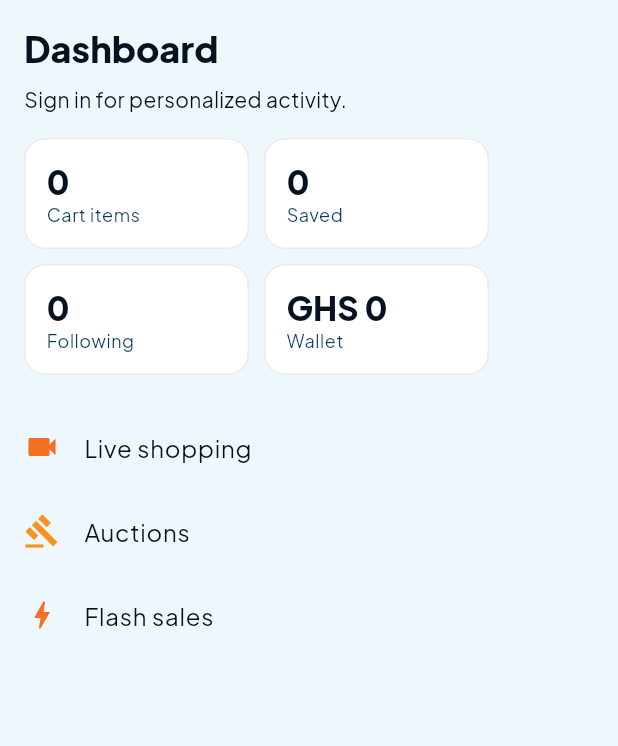
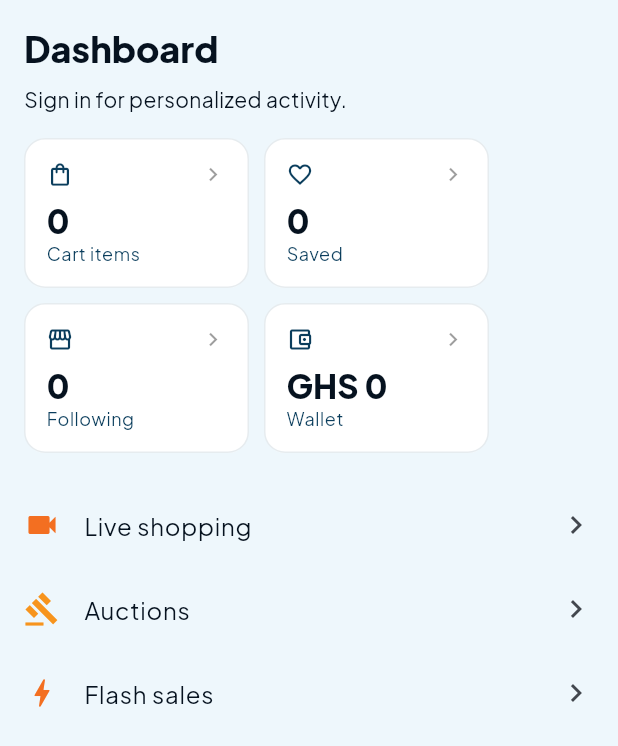
Before and after one commit to felixamay/hubsom, a Flutter app: the DashboardPage widget shown alone on an empty page, opened directly, on a phone screen of 412 x 824 dp. Shown: the top 746 px of the screen. Run offline on Flutter 3.47's test engine with Material 3 defaults, Android fonts, the phone set to English and light mode, and no system bars; our stand-ins replace cached_network_image, cloud_firestore, dio, equatable, firebase_core, firebase_messaging and 12 more; missing offline and left inert: agora_rtc_engine, dart:js_interop, dart:ui_web; accounts and stored records are empty; network calls fail.

Commit message:
feat(dashboard): make cart, saved, following, and wallet tappable
Dashboard stat tiles now open Cart, Saved products, Following, and Wallet.

Co-authored-by: felixamay <felixamay@users.noreply.github.com>

```diff
--- a/hubsom_app/lib/features/dashboard/dashboard_page.dart
+++ b/hubsom_app/lib/features/dashboard/dashboard_page.dart
@@ -2,6 +2,7 @@ import 'package:flutter/material.dart';
 import 'package:flutter_riverpod/flutter_riverpod.dart';
 import 'package:go_router/go_router.dart';
 
+import '../../core/auth/require_auth.dart';
 import '../../core/providers/core_providers.dart';
 import '../../core/theme/hubsom_colors.dart';
 
@@ -15,33 +16,100 @@ class DashboardPage extends ConsumerWidget {
     return ListView(
       padding: const EdgeInsets.fromLTRB(16, 16, 16, 100),
       children: [
-        Text('Dashboard', style: Theme.of(context).textTheme.headlineSmall?.copyWith(fontWeight: FontWeight.w900)),
+        Text(
+          'Dashboard',
+          style: Theme.of(context).textTheme.headlineSmall?.copyWith(
+                fontWeight: FontWeight.w900,
+              ),
+        ),
         const SizedBox(height: 8),
-        Text(user == null ? 'Sign in for personalized activity.' : 'Welcome back, ${user.name}.'),
+        Text(
+          user == null
+              ? 'Sign in for personalized activity.'
+              : 'Welcome back, ${user.name}.',
+        ),
         const SizedBox(height: 16),
-        Wrap(spacing: 10, runSpacing: 10, children: [
-          _stat(context, 'Cart items', '$cartCount'),
-          _stat(context, 'Saved', '${user?.savedProductIds.length ?? 0}'),
-          _stat(context, 'Following', '${user?.followingSellerIds.length ?? 0}'),
-          _stat(context, 'Wallet', 'GHS ${(user?.walletBalanceGhs ?? 0).toStringAsFixed(0)}'),
-        ]),
+        Wrap(
+          spacing: 10,
+          runSpacing: 10,
+          children: [
+            _stat(
+              context,
+              label: 'Cart items',
+              value: '$cartCount',
+              icon: Icons.shopping_bag_outlined,
+              onTap: () => context.push('/cart'),
+            ),
+            _stat(
+              context,
+              label: 'Saved',
+              value: '${user?.savedProductIds.length ?? 0}',
+              icon: Icons.favorite_border,
+              onTap: () {
+                if (!ensureSignedIn(
+                  context,
+                  ref,
+                  message: 'Sign in to see saved products',
+                )) {
+                  return;
+                }
+                context.push('/account/saved');
+              },
+            ),
+            _stat(
+              context,
+              label: 'Following',
+              value: '${user?.followingSellerIds.length ?? 0}',
+              icon: Icons.storefront_outlined,
+              onTap: () {
+                if (!ensureSignedIn(
+                  context,
+                  ref,
+                  message: 'Sign in to see sellers you follow',
+                )) {
+                  return;
+                }
+                context.push('/account/following');
+              },
+            ),
+            _stat(
+              context,
+              label: 'Wallet',
+              value: 'GHS ${(user?.walletBalanceGhs ?? 0).toStringAsFixed(0)}',
+              icon: Icons.account_balance_wallet_outlined,
+              onTap: () {
+                if (!ensureSignedIn(
+                  context,
+                  ref,
+                  message: 'Sign in to open your wallet',
+                )) {
+                  return;
+                }
+                context.push('/wallet');
+              },
+            ),
+          ],
+        ),
         const SizedBox(height: 20),
         ListTile(
           contentPadding: EdgeInsets.zero,
           leading: const Icon(Icons.videocam, color: HubsomColors.live),
           title: const Text('Live shopping'),
+          trailing: const Icon(Icons.chevron_right),
           onTap: () => context.push('/live'),
         ),
         ListTile(
           contentPadding: EdgeInsets.zero,
           leading: const Icon(Icons.gavel, color: HubsomColors.gold),
           title: const Text('Auctions'),
+          trailing: const Icon(Icons.chevron_right),
           onTap: () => context.push('/auctions'),
         ),
         ListTile(
           contentPadding: EdgeInsets.zero,
           leading: const Icon(Icons.bolt, color: HubsomColors.orange),
           title: const Text('Flash sales'),
+          trailing: const Icon(Icons.chevron_right),
           onTap: () => context.push('/flash-sales'),
         ),
         if (user != null && (user.role == 'seller' || user.role == 'both'))
@@ -49,32 +117,66 @@ class DashboardPage extends ConsumerWidget {
             contentPadding: EdgeInsets.zero,
             leading: const Icon(Icons.storefront, color: HubsomColors.forest),
             title: const Text('Seller hub'),
+            trailing: const Icon(Icons.chevron_right),
             onTap: () => context.push('/seller'),
           ),
         if (user != null && user.isHuber)
           ListTile(
             contentPadding: EdgeInsets.zero,
-            leading: const Icon(Icons.two_wheeler, color: HubsomColors.huberNavy),
+            leading:
+                const Icon(Icons.two_wheeler, color: HubsomColors.huberNavy),
             title: const Text('Huber driver hub'),
+            trailing: const Icon(Icons.chevron_right),
             onTap: () => context.go('/huber'),
           ),
       ],
     );
   }
 
-  Widget _stat(BuildContext context, String label, String value) {
-    return Container(
-      width: 150,
-      padding: const EdgeInsets.all(14),
-      decoration: BoxDecoration(
-        color: Colors.white,
+  Widget _stat(
+    BuildContext context, {
+    required String label,
+    required String value,
+    required IconData icon,
+    required VoidCallback onTap,
+  }) {
+    return Material(
+      color: Colors.white,
+      borderRadius: BorderRadius.circular(14),
+      child: InkWell(
         borderRadius: BorderRadius.circular(14),
-        border: Border.all(color: HubsomColors.forest.withValues(alpha: 0.1)),
+        onTap: onTap,
+        child: Ink(
+          width: 150,
+          padding: const EdgeInsets.all(14),
+          decoration: BoxDecoration(
+            borderRadius: BorderRadius.circular(14),
+            border: Border.all(
+              color: HubsomColors.forest.withValues(alpha: 0.1),
+            ),
+          ),
+          child: Column(
+            crossAxisAlignment: CrossAxisAlignment.start,
+            children: [
+              Row(
+                children: [
+                  Icon(icon, size: 18, color: HubsomColors.forest),
+                  const Spacer(),
+                  const Icon(Icons.chevron_right, size: 18, color: Colors.black38),
+                ],
+              ),
+              const SizedBox(height: 8),
+              Text(
+                value,
+                style: Theme.of(context).textTheme.titleLarge?.copyWith(
+                      fontWeight: FontWeight.w900,
+                    ),
+              ),
+              Text(label, style: Theme.of(context).textTheme.bodySmall),
+            ],
+          ),
+        ),
       ),
-      child: Column(crossAxisAlignment: CrossAxisAlignment.start, children: [
-        Text(value, style: Theme.of(context).textTheme.titleLarge?.copyWith(fontWeight: FontWeight.w900)),
-        Text(label, style: Theme.of(context).textTheme.bodySmall),
-      ]),
     );
   }
 }
```
